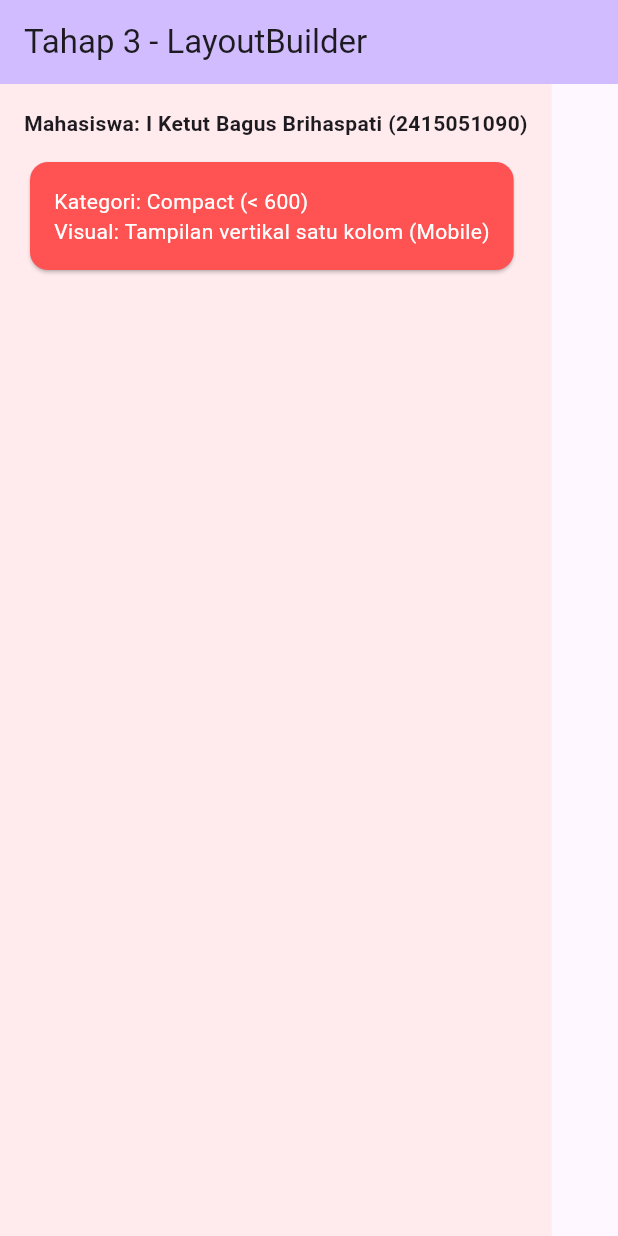
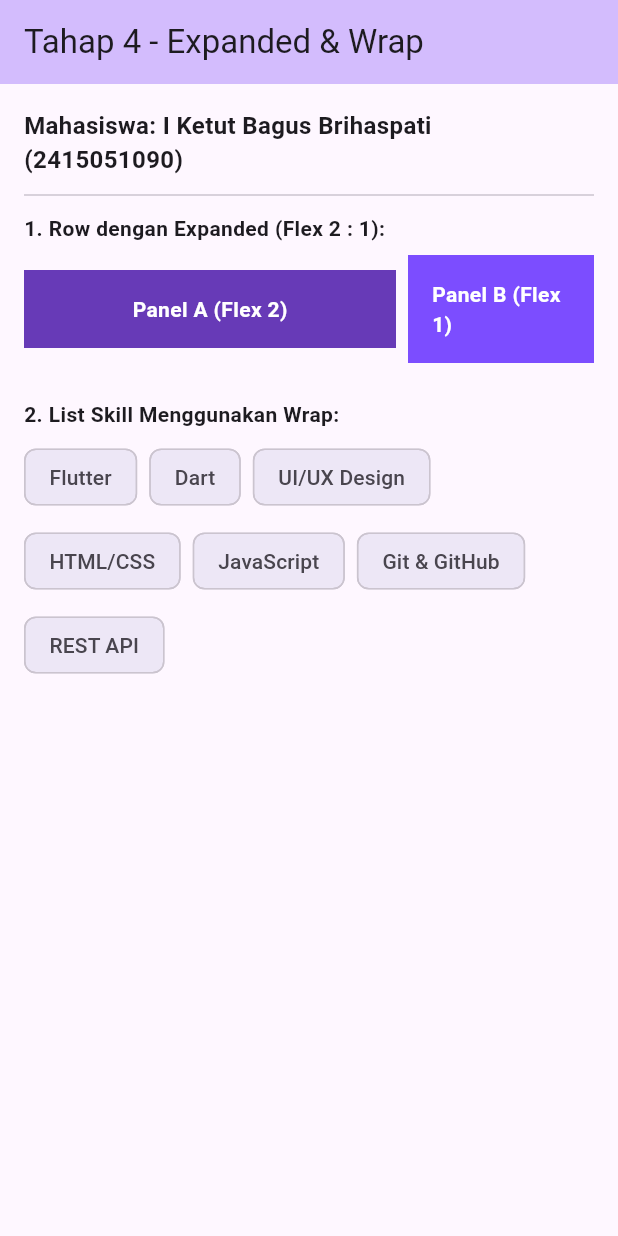
Before and after one commit to bagusbrihaspati/praktikum_5_course_explorer, a Flutter app: the screen it shows after launch, on a phone screen of 412 x 824 dp. Run offline on Flutter 3.47's test engine with Material 3 defaults, Android fonts, the phone set to English and light mode, and no system bars.

Commit message:
Tahap 4: Implementasi Expanded, Flexible, dan Wrap

```diff
--- a/lib/main.dart
+++ b/lib/main.dart
@@ -14,95 +14,110 @@ class MyApp extends StatelessWidget {
   @override
   Widget build(BuildContext context) {
     return MaterialApp(
-      title: 'Tahap 3 - LayoutBuilder & Breakpoint',
+      title: 'Tahap 4 - Expanded, Flexible, & Wrap',
       debugShowCheckedModeBanner: false,
       theme: ThemeData(
         colorScheme: ColorScheme.fromSeed(seedColor: Colors.deepPurple),
         useMaterial3: true,
       ),
-      home: Scaffold(
-        appBar: AppBar(
-          title: const Text('Tahap 3 - LayoutBuilder'),
-          backgroundColor: Theme.of(context).colorScheme.inversePrimary,
+      home: const Tahap4Screen(),
+    );
+  }
+}
+
+class Tahap4Screen extends StatelessWidget {
+  const Tahap4Screen({super.key});
+
+  // Daftar minimal 6 chip skill
+  final List<String> skills = const [
+    'Flutter',
+    'Dart',
+    'UI/UX Design',
+    'HTML/CSS',
+    'JavaScript',
+    'Git & GitHub',
+    'REST API',
+  ];
+
+  // Helper method untuk membuat box panel
+  Widget buildBox(String label, Color color) {
+    return Container(
+      padding: const EdgeInsets.all(16),
+      color: color,
+      child: Center(
+        child: Text(
+          label,
+          style: const TextStyle(
+            color: Colors.white,
+            fontWeight: FontWeight.bold,
           ),
-        body: LayoutBuilder(
-          builder: (context, constraints) {
-            // Breakpoint sesuai panduan praktikum
-            if (constraints.maxWidth < 600) {
-              return const CompactLayout();
-            } else if (constraints.maxWidth < 840) {
-              return const MediumLayout();
-            } else {
-              return const ExpandedLayout();
-            }
-          },
         ),
       ),
     );
   }
-}
-
-// Widget Layout Compact (< 600)
-class CompactLayout extends StatelessWidget {
-  const CompactLayout({super.key});
 
   @override
   Widget build(BuildContext context) {
-    return Container(
-      color: Colors.red.shade50,
+    return Scaffold(
+      appBar: AppBar(
+        title: const Text('Tahap 4 - Expanded & Wrap'),
+        backgroundColor: Theme.of(context).colorScheme.inversePrimary,
+      ),
+      body: SingleChildScrollView(
         padding: const EdgeInsets.all(16.0),
         child: Column(
           crossAxisAlignment: CrossAxisAlignment.start,
-        children: const [
+          children: [
+            // Informasi Identitas Mahasiswa
             Text(
               'Mahasiswa: $studentName ($studentId)',
+              style: const TextStyle(
+                fontSize: 16,
+                fontWeight: FontWeight.bold,
+              ),
+            ),
+            const Divider(height: 24),
+
+            // Section 1: Row dengan Expanded flex 2:1
+            const Text(
+              '1. Row dengan Expanded (Flex 2 : 1):',
               style: TextStyle(fontWeight: FontWeight.bold),
             ),
-          SizedBox(height: 12),
-          Card(
-            color: Colors.redAccent,
-            child: Padding(
-              padding: EdgeInsets.all(16.0),
-              child: Text(
-                'Kategori: Compact (< 600)\nVisual: Tampilan vertikal satu kolom (Mobile)',
-                style: TextStyle(color: Colors.white),
+            const SizedBox(height: 8),
+            Row(
+              children: [
+                Expanded(
+                  flex: 2,
+                  child: buildBox('Panel A (Flex 2)', Colors.deepPurple),
                 ),
-            ),
+                const SizedBox(width: 8),
+                Expanded(
+                  flex: 1,
+                  child: buildBox('Panel B (Flex 1)', Colors.deepPurpleAccent),
                 ),
               ],
             ),
-    );
-  }
-}
 
-// Widget Layout Medium (600 - 839)
-class MediumLayout extends StatelessWidget {
-  const MediumLayout({super.key});
+            const SizedBox(height: 24),
 
-  @override
-  Widget build(BuildContext context) {
-    return Container(
-      color: Colors.orange.shade50,
-      padding: const EdgeInsets.all(16.0),
-      child: Column(
-        crossAxisAlignment: CrossAxisAlignment.start,
-        children: const [
-          Text(
-            'Mahasiswa: $studentName ($studentId)',
+            // Section 2: Chip Skill Menggunakan Wrap
+            const Text(
+              '2. List Skill Menggunakan Wrap:',
               style: TextStyle(fontWeight: FontWeight.bold),
             ),
-          SizedBox(height: 12),
-          Card(
-            color: Colors.orangeAccent,
-            child: Padding(
-              padding: EdgeInsets.all(16.0),
-              child: Text(
-                'Kategori: Medium (600–839)\nVisual: Tampilan sedang dengan latar oranye (Tablet)',
-                style: TextStyle(color: Colors.white),
-              ),
-            ),
+            const SizedBox(height: 8),
+            Wrap(
+              spacing: 8,
+              runSpacing: 8,
+              children: skills
+                  .map((e) => Chip(
+                        label: Text(e),
+                        backgroundColor: Colors.deepPurple.shade50,
+                      ))
+                  .toList(),
             ),
           ],
+        ),
       ),
     );
   }
```
Lines whose indentation alone changed are shown as unchanged.
